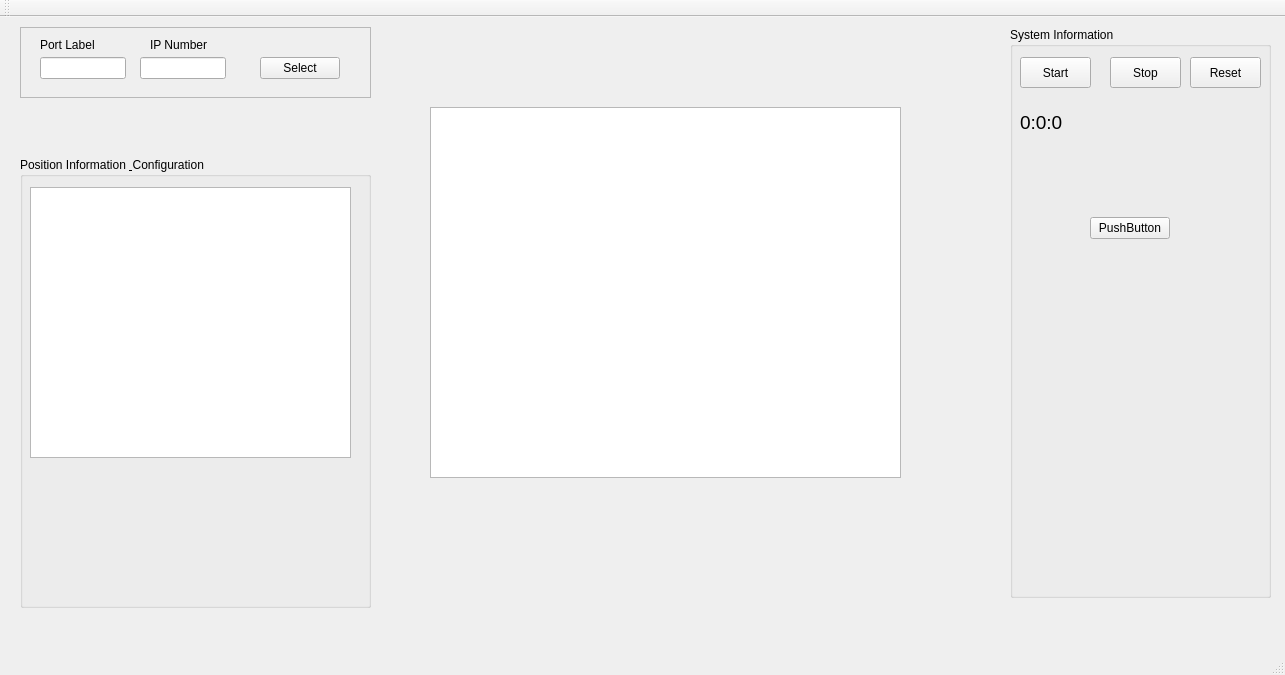
This is mainwindow.ui in CSE396Group2/UI as Qt 5 draws it before an edit. The edited form follows.
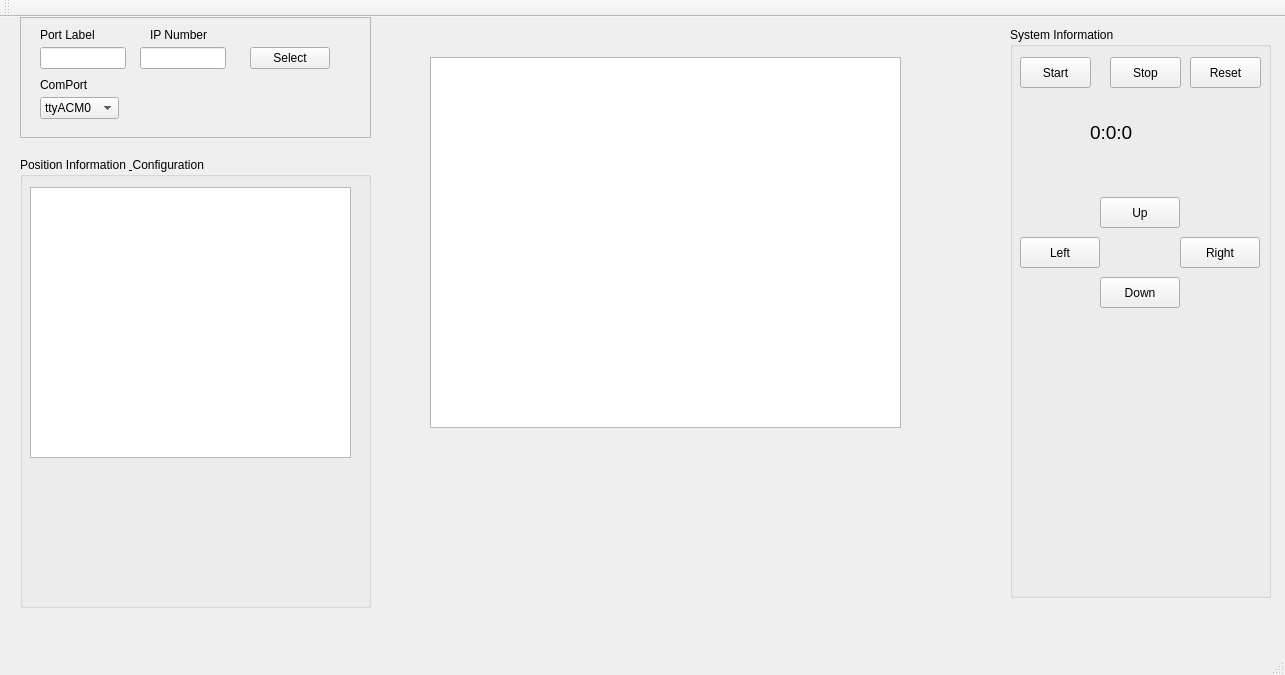
This is the edited form. Icons and pictures are not drawn.

Commit message: control button added and some bug fixed

What changed in the file:
```diff
--- a/mainwindow.ui
+++ b/mainwindow.ui
@@ -2,6 +2,9 @@
 <ui version="4.0">
  <class>MainWindow</class>
  <widget class="QMainWindow" name="MainWindow">
+  <property name="enabled">
+   <bool>true</bool>
+  </property>
   <property name="geometry">
    <rect>
     <x>0</x>
@@ -13,6 +16,9 @@
   <property name="windowTitle">
    <string>MainWindow</string>
   </property>
+  <property name="layoutDirection">
+   <enum>Qt::LeftToRight</enum>
+  </property>
   <widget class="QWidget" name="centralWidget">
    <widget class="QGroupBox" name="groupBox">
     <property name="geometry">
@@ -65,8 +71,8 @@
     <widget class="QLabel" name="timerLabel">
      <property name="geometry">
       <rect>
-       <x>10</x>
-       <y>80</y>
+       <x>80</x>
+       <y>90</y>
        <width>91</width>
        <height>31</height>
       </rect>
@@ -109,14 +115,69 @@
     <widget class="QPushButton" name="pushButton">
      <property name="geometry">
       <rect>
-       <x>80</x>
-       <y>190</y>
+       <x>90</x>
+       <y>170</y>
        <width>80</width>
-       <height>22</height>
+       <height>31</height>
       </rect>
      </property>
      <property name="text">
-      <string>PushButton</string>
+      <string>Up</string>
+     </property>
+     <property name="icon">
+      <iconset>
+       <normaloff>images/icon-arrow-up.png</normaloff>images/icon-arrow-up.png</iconset>
+     </property>
+    </widget>
+    <widget class="QPushButton" name="downButton">
+     <property name="geometry">
+      <rect>
+       <x>90</x>
+       <y>250</y>
+       <width>80</width>
+       <height>31</height>
+      </rect>
+     </property>
+     <property name="text">
+      <string>Down</string>
+     </property>
+     <property name="icon">
+      <iconset>
+       <normaloff>images/icon-arrow-down.png</normaloff>images/icon-arrow-down.png</iconset>
+     </property>
+    </widget>
+    <widget class="QPushButton" name="leftButton">
+     <property name="geometry">
+      <rect>
+       <x>10</x>
+       <y>210</y>
+       <width>80</width>
+       <height>31</height>
+      </rect>
+     </property>
+     <property name="text">
+      <string>Left</string>
+     </property>
+     <property name="icon">
+      <iconset>
+       <normaloff>images/icon-arrow-left.png</normaloff>images/icon-arrow-left.png</iconset>
+     </property>
+    </widget>
+    <widget class="QPushButton" name="rightButton">
+     <property name="geometry">
+      <rect>
+       <x>170</x>
+       <y>210</y>
+       <width>80</width>
+       <height>31</height>
+      </rect>
+     </property>
+     <property name="text">
+      <string>Right</string>
+     </property>
+     <property name="icon">
+      <iconset>
+       <normaloff>images/icon-arrow-right.png</normaloff>images/icon-arrow-right.png</iconset>
      </property>
     </widget>
    </widget>
@@ -124,7 +185,7 @@
     <property name="geometry">
      <rect>
       <x>430</x>
-      <y>90</y>
+      <y>40</y>
       <width>471</width>
       <height>371</height>
      </rect>
@@ -134,9 +195,9 @@
     <property name="geometry">
      <rect>
       <x>20</x>
-      <y>10</y>
+      <y>0</y>
       <width>351</width>
-      <height>71</height>
+      <height>121</height>
      </rect>
     </property>
     <property name="frameShape">
@@ -148,7 +209,7 @@
     <widget class="QPushButton" name="portButton">
      <property name="geometry">
       <rect>
-       <x>240</x>
+       <x>230</x>
        <y>30</y>
        <width>80</width>
        <height>22</height>
@@ -204,6 +265,84 @@
       <string>IP Number</string>
      </property>
     </widget>
+    <widget class="QComboBox" name="comPortBox">
+     <property name="geometry">
+      <rect>
+       <x>20</x>
+       <y>80</y>
+       <width>79</width>
+       <height>22</height>
+      </rect>
+     </property>
+     <item>
+      <property name="text">
+       <string>ttyACM0</string>
+      </property>
+     </item>
+     <item>
+      <property name="text">
+       <string>ttyACM1</string>
+      </property>
+     </item>
+     <item>
+      <property name="text">
+       <string>COM1</string>
+      </property>
+     </item>
+     <item>
+      <property name="text">
+       <string>COM2</string>
+      </property>
+     </item>
+     <item>
+      <property name="text">
+       <string>COM3</string>
+      </property>
+     </item>
+     <item>
+      <property name="text">
+       <string>COM4</string>
+      </property>
+     </item>
+     <item>
+      <property name="text">
+       <string>COM5</string>
+      </property>
+     </item>
+     <item>
+      <property name="text">
+       <string>COM6</string>
+      </property>
+     </item>
+     <item>
+      <property name="text">
+       <string>COM7</string>
+      </property>
+     </item>
+     <item>
+      <property name="text">
+       <string>COM8</string>
+      </property>
+     </item>
+     <item>
+      <property name="text">
+       <string>COM9</string>
+      </property>
+     </item>
+    </widget>
+    <widget class="QLabel" name="portLabel_2">
+     <property name="geometry">
+      <rect>
+       <x>20</x>
+       <y>60</y>
+       <width>61</width>
+       <height>16</height>
+      </rect>
+     </property>
+     <property name="text">
+      <string>ComPort</string>
+     </property>
+    </widget>
    </widget>
   </widget>
   <widget class="QMenuBar" name="menuBar">
```
Left out of the diff: 2 changed lines with no effect on the pictures. The commit also changes 6 other files.
